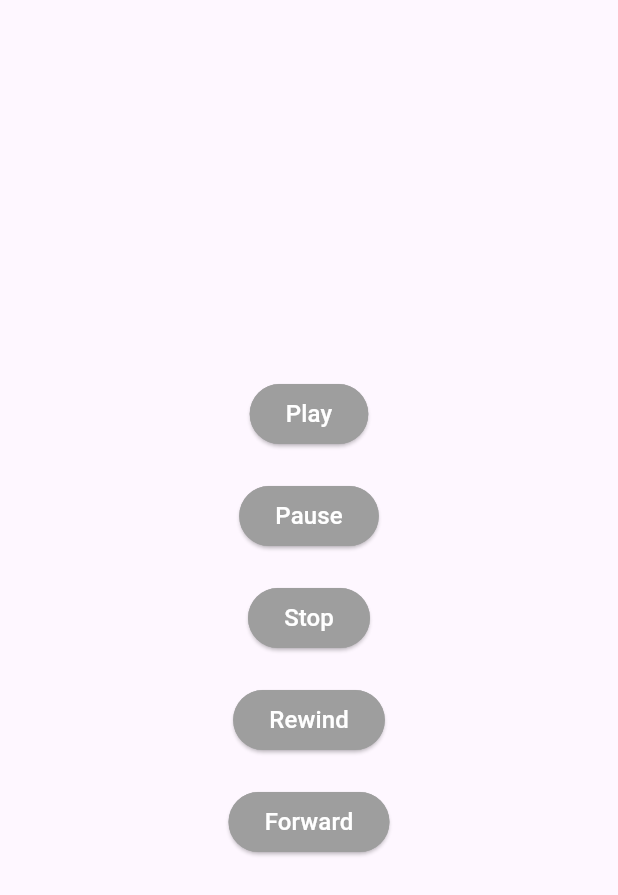
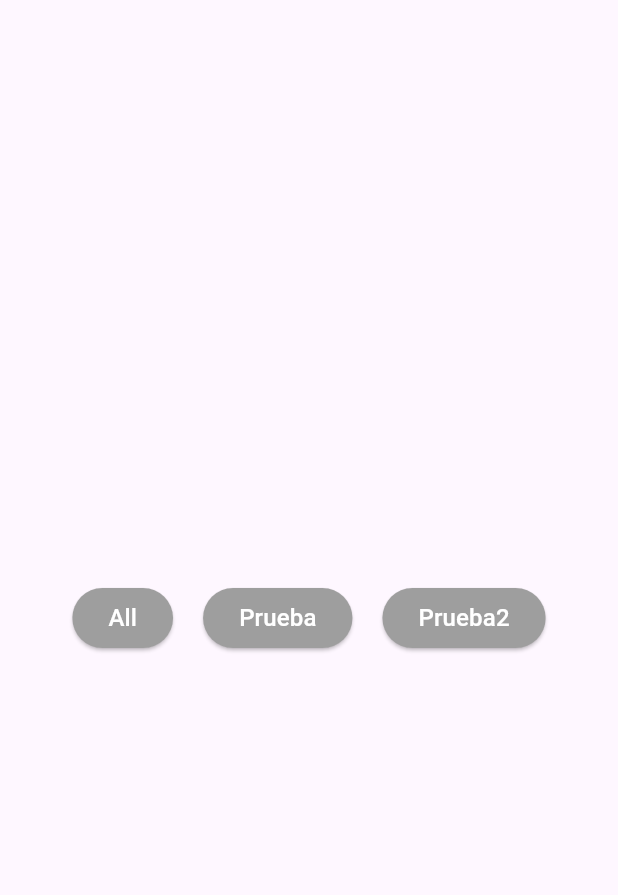
Before and after one commit to Andrewing1000/LabLend, a Flutter app: the BotonCambioTest widget shown alone on an empty page, opened directly, on a phone screen of 412 x 824 dp. Shown: the top 895 px of the screen. Run offline on Flutter 3.47's test engine with Material 3 defaults, Android fonts, the phone set to English and light mode, and no system bars; network calls fail; project files that could hold a hidden picture were left out.

Commit message:
Botones terminados
Terminado botones

```diff
--- a/frontend/lib/widgets/boton_cambio.dart
+++ b/frontend/lib/widgets/boton_cambio.dart
@@ -1,14 +1,16 @@
 import 'package:flutter/material.dart';
 
+// Definición del widget personalizado BotonCambio que extiende StatefulWidget
 class BotonCambio extends StatefulWidget {
   final String texto; // Texto que se muestra en el botón
   final Color colorNormal; // Color del botón cuando no está seleccionado
   final Color colorSeleccionado; // Color del botón cuando está seleccionado
-  final bool borde; // Determina si el botón tiene borde o no
+  final bool borde; // Indica si el botón tiene un borde visible
   final VoidCallback onPressed; // Función que se llama al presionar el botón
-  final bool seleccionado; // Indica si el botón está seleccionado
-  final VoidCallback onSelected; // Función que se llama al seleccionar el botón
+  final bool seleccionado; // Indica si el botón está actualmente seleccionado
+  final VoidCallback onSelected; // Función que se llama cuando el botón se selecciona
 
+  // Constructor del widget, que inicializa todos los parámetros requeridos
   const BotonCambio({
     Key? key,
     required this.texto,
@@ -24,34 +26,39 @@ class BotonCambio extends StatefulWidget {
   _BotonCambioState createState() => _BotonCambioState();
 }
 
+// Estado asociado al widget BotonCambio
 class _BotonCambioState extends State<BotonCambio> {
   @override
   Widget build(BuildContext context) {
     return ElevatedButton(
+      // Acción que se ejecuta al presionar el botón
       onPressed: () {
-        widget.onPressed();
-        widget.onSelected();
+        widget.onPressed(); // Llama a la función onPressed pasada como parámetro
+        widget.onSelected(); // Llama a la función onSelected pasada como parámetro
       },
+      // Estilo del botón
       style: ButtonStyle(
         backgroundColor: MaterialStateProperty.all(
-            widget.seleccionado ? widget.colorSeleccionado : widget.colorNormal),
+          widget.seleccionado ? widget.colorSeleccionado : widget.colorNormal, // Cambia el color del botón según el estado de seleccionado
+        ),
         shape: MaterialStateProperty.all<RoundedRectangleBorder>(
           RoundedRectangleBorder(
-            borderRadius: BorderRadius.circular(20.0),
+            borderRadius: BorderRadius.circular(20.0), // Define el radio de las esquinas del botón
             side: BorderSide(
               color: widget.borde
-                  ? (widget.seleccionado ? Colors.white : Colors.grey)
-                  : Colors.transparent,
-              width: 2.0,
+                  ? (widget.seleccionado ? Colors.white : Colors.grey) // Cambia el color del borde según el estado de seleccionado
+                  : Colors.transparent, // Sin borde si la propiedad borde es falsa
+              width: 2.0, // Ancho del borde
             ),
           ),
         ),
       ),
+      // Contenido del botón: texto que se muestra
       child: Text(
         widget.texto,
         style: TextStyle(
-          color: Colors.white,
-          fontSize: 16,
+          color: Colors.white, // Color del texto
+          fontSize: 16, // Tamaño del texto
         ),
       ),
     );
--- a/frontend/lib/widgets/previews/boton_cambio_test.dart
+++ b/frontend/lib/widgets/previews/boton_cambio_test.dart
@@ -10,6 +10,7 @@ void main() {
   ));
 }
 
+// Clase principal que contiene la lógica y los widgets para la prueba de BotonCambio
 class BotonCambioTest extends StatefulWidget {
   @override
   _BotonCambioTestState createState() => _BotonCambioTestState();
@@ -20,38 +21,38 @@ class _BotonCambioTestState extends State<BotonCambioTest> {
 
   // Lista de textos para los botones
   final List<String> textosBotones = [
-    "Play",
-    "Pause",
-    "Stop",
-    "Rewind",
-    "Forward"
+    "All",
+    "Prueba",
+    "Prueba2",
+
   ];
 
   // Método que se llama cuando un botón se selecciona
   void _onBotonPressed(int index) {
     setState(() {
-      _seleccionadoIndex = index;
+      _seleccionadoIndex = index; // Actualiza el índice del botón seleccionado
     });
   }
 
   @override
   Widget build(BuildContext context) {
     return Center(
-      child: Column(
+      child: Row(
         mainAxisAlignment: MainAxisAlignment.center,
         children: List.generate(textosBotones.length, (index) {
           return Padding(
-            padding: const EdgeInsets.symmetric(vertical: 10),
+            padding: const EdgeInsets.symmetric(horizontal: 10), // Espaciado vertical entre botones
             child: BotonCambio(
               texto: textosBotones[index], // Texto único para cada botón
-              colorNormal: Colors.grey,
-              colorSeleccionado: Colors.green,
-              borde: true,
-              seleccionado: _seleccionadoIndex == index,
+              colorNormal: Colors.grey, // Color del botón cuando no está seleccionado
+              colorSeleccionado: Colors.green, // Color del botón cuando está seleccionado
+              borde: false, // Determina si el botón tiene borde o no
+              seleccionado: _seleccionadoIndex == index, // Determina si el botón está seleccionado
               onPressed: () {
+                // Acción cuando el botón es presionado
                 print("Botón ${textosBotones[index]} presionado");
               },
-              onSelected: () => _onBotonPressed(index),
+              onSelected: () => _onBotonPressed(index), // Acción cuando el botón es seleccionado
             ),
           );
         }),
```
